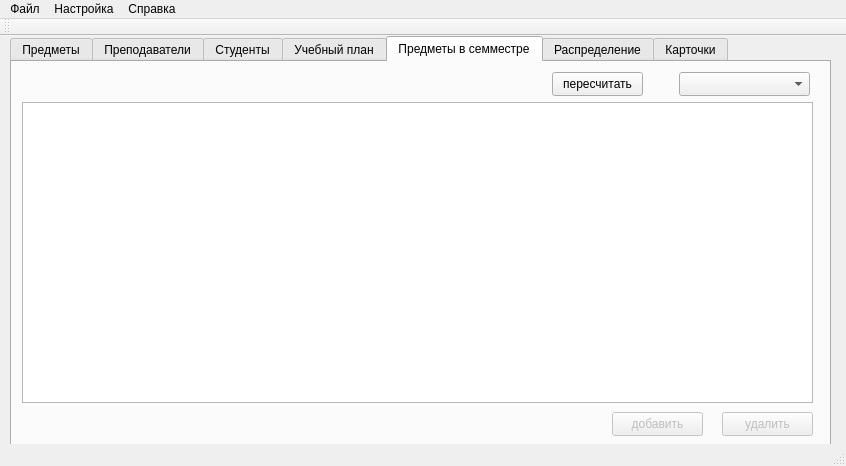
Before: the Qt Designer form mainwindow.ui in alexeypertcev/ksu-ivt-nagruzka, drawn with Qt 5.
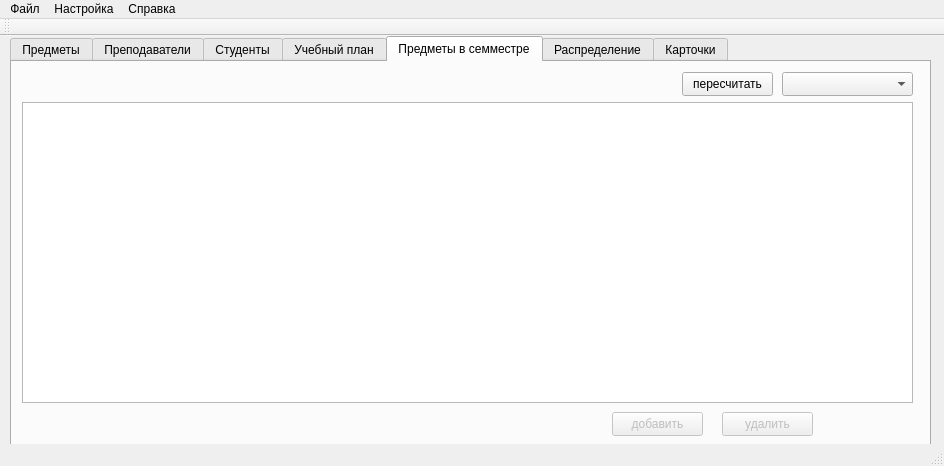
After: the same form once the commit is applied. The open tabs and pages were chosen to show the change.

Patch:
```diff
--- a/mainwindow.ui
+++ b/mainwindow.ui
@@ -6,7 +6,7 @@
    <rect>
     <x>0</x>
     <y>0</y>
-    <width>846</width>
+    <width>944</width>
     <height>466</height>
    </rect>
   </property>
@@ -19,7 +19,7 @@
      <rect>
       <x>10</x>
       <y>0</y>
-      <width>821</width>
+      <width>921</width>
       <height>411</height>
      </rect>
     </property>
@@ -231,7 +231,7 @@
        <rect>
         <x>10</x>
         <y>40</y>
-        <width>791</width>
+        <width>891</width>
         <height>301</height>
        </rect>
       </property>
@@ -271,7 +271,7 @@
      <widget class="QComboBox" name="comboBox_2">
       <property name="geometry">
        <rect>
-        <x>667</x>
+        <x>770</x>
         <y>10</y>
         <width>131</width>
         <height>24</height>
@@ -281,7 +281,7 @@
      <widget class="QPushButton" name="pushButton_2">
       <property name="geometry">
        <rect>
-        <x>540</x>
+        <x>670</x>
         <y>10</y>
         <width>91</width>
         <height>24</height>
@@ -345,7 +345,7 @@
     <rect>
      <x>0</x>
      <y>0</y>
-     <width>846</width>
+     <width>944</width>
      <height>21</height>
     </rect>
    </property>
```
Left out of the diff: 10 changed lines with no effect on the pictures.
